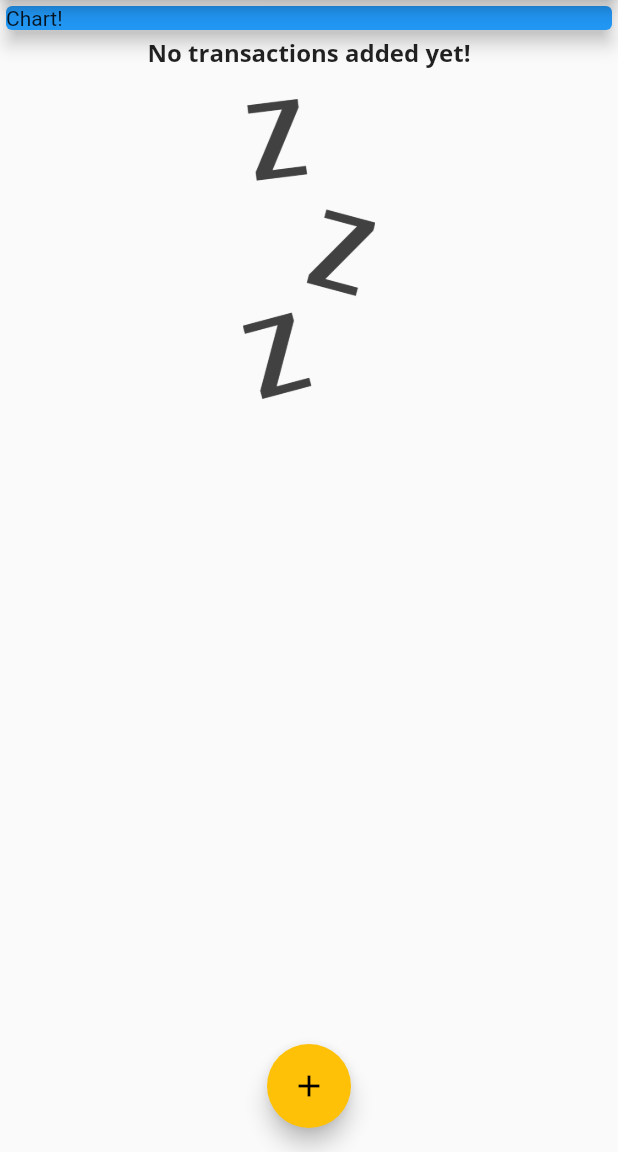
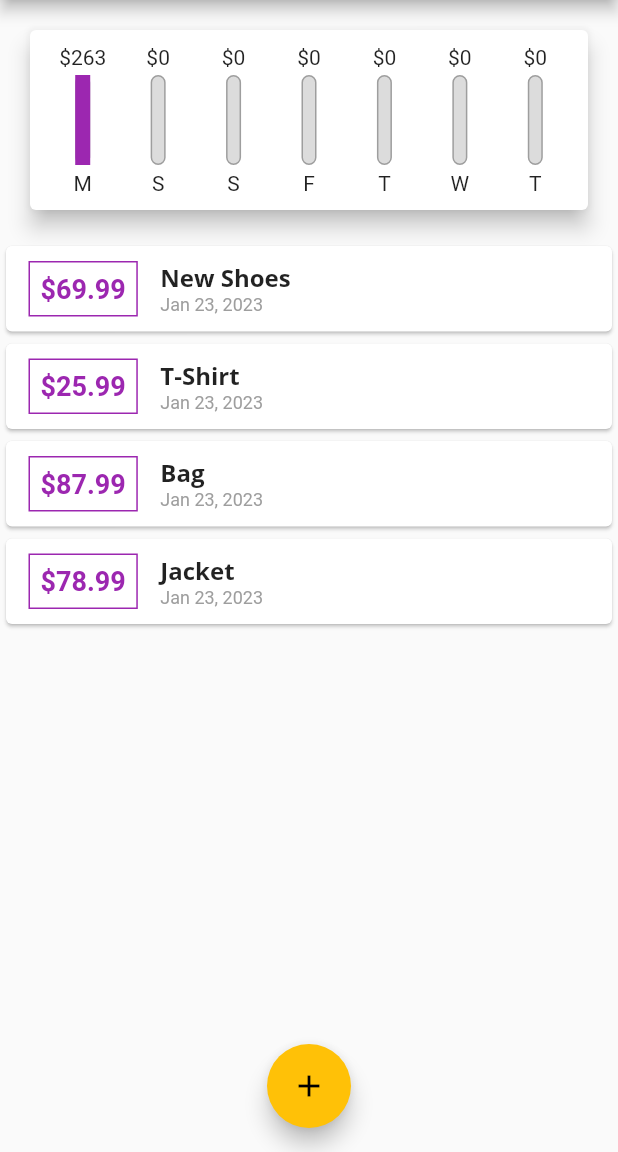
Before and after one commit to nino-t/flutter-personal-expenses, a Flutter app: the screen it shows after launch, on a phone screen of 412 x 824 dp, the part 84-1236 px from its top. Run offline on Flutter 3.47's test engine with Material 2 defaults, Android fonts, the light colour scheme and no system bars.

Commit message:
add chart bar

```diff
--- a/lib/main.dart
+++ b/lib/main.dart
@@ -1,4 +1,5 @@
 import 'package:flutter/material.dart';
+import 'package:personal_expanses/widgets/chart.dart';
 import 'package:personal_expanses/widgets/new_transaction.dart';
 import 'models/transaction.dart';
 import 'widgets/transasction_list.dart';
@@ -44,12 +45,12 @@ class _MyHomePageState extends State<MyHomePage> {
   final amountController = TextEditingController();
 
   final List<Transaction> _transactions = [
-    // Transaction(
-    //     id: 't1', title: 'New Shoes', amount: 69.99, date: DateTime.now()),
-    // Transaction(
-    //     id: 't2', title: 'T-Shirt', amount: 25.99, date: DateTime.now()),
-    // Transaction(id: 't3', title: 'Bag', amount: 87.99, date: DateTime.now()),
-    // Transaction(id: 't4', title: 'Jacket', amount: 78.99, date: DateTime.now())
+    Transaction(
+        id: 't1', title: 'New Shoes', amount: 69.99, date: DateTime.now()),
+    Transaction(
+        id: 't2', title: 'T-Shirt', amount: 25.99, date: DateTime.now()),
+    Transaction(id: 't3', title: 'Bag', amount: 87.99, date: DateTime.now()),
+    Transaction(id: 't4', title: 'Jacket', amount: 78.99, date: DateTime.now())
   ];
 
   void _addNewTransaction(String trxTitle, double trxAmount) {
@@ -93,14 +94,7 @@ class _MyHomePageState extends State<MyHomePage> {
           mainAxisAlignment: MainAxisAlignment.start,
           crossAxisAlignment: CrossAxisAlignment.center,
           children: <Widget>[
-            const Card(
-              child: SizedBox(
-                width: double.infinity,
-                child: Text('Chart!'),
-              ),
-              elevation: 5,
-              color: Colors.blue,
-            ),
+            Chart(_transactions),
             TransactionList(_transactions)
           ],
         ),
--- /dev/null
+++ b/lib/widgets/chart.dart
@@ -0,0 +1,61 @@
+import 'package:flutter/material.dart';
+import 'package:intl/intl.dart';
+import 'package:personal_expanses/models/transaction.dart';
+import 'package:personal_expanses/widgets/chart_bar.dart';
+
+class Chart extends StatelessWidget {
+  const Chart(this.recentTransactions, {Key? key}) : super(key: key);
+
+  final List<Transaction> recentTransactions;
+
+  List<Map<String, Object>> get groupedTransactionValues {
+    return List.generate(7, (index) {
+      final weekDay = DateTime.now().subtract(Duration(days: index));
+      double totalSum = 0.0;
+
+      for (var i = 0; i < recentTransactions.length; i++) {
+        if (recentTransactions[i].date.day == weekDay.day &&
+            recentTransactions[i].date.month == weekDay.month &&
+            recentTransactions[i].date.year == weekDay.year) {
+          totalSum += recentTransactions[i].amount;
+        }
+      }
+
+      return {
+        'day': DateFormat.E().format(weekDay).substring(0, 1),
+        'amount': totalSum
+      };
+    });
+  }
+
+  double get totalSpending {
+    return groupedTransactionValues.fold(0.0, (sum, item) {
+      return sum + (item['amount'] as double);
+    });
+  }
+
+  @override
+  Widget build(BuildContext context) {
+    return Card(
+      elevation: 6,
+      margin: const EdgeInsets.all(20),
+      child: Padding(
+        padding: const EdgeInsets.all(10),
+        child: Row(
+          mainAxisAlignment: MainAxisAlignment.spaceAround,
+          children: groupedTransactionValues.map((data) {
+            return Flexible(
+              fit: FlexFit.tight,
+              child: ChartBar(
+                  (data['day'] as String),
+                  (data['amount'] as double),
+                  totalSpending == 0.0
+                      ? 0.0
+                      : (data['amount'] as double) / totalSpending),
+            );
+          }).toList(),
+        ),
+      ),
+    );
+  }
+}
--- /dev/null
+++ b/lib/widgets/chart_bar.dart
@@ -0,0 +1,45 @@
+import 'package:flutter/material.dart';
+
+class ChartBar extends StatelessWidget {
+  const ChartBar(this.label, this.spendingAmount, this.spendingPctOfTotal,
+      {Key? key})
+      : super(key: key);
+
+  final String label;
+  final double spendingAmount;
+  final double spendingPctOfTotal;
+
+  @override
+  Widget build(BuildContext context) {
+    return Column(
+      children: [
+        FittedBox(child: Text('\$${spendingAmount.toStringAsFixed(0)}')),
+        const SizedBox(
+          height: 4,
+        ),
+        SizedBox(
+          width: 10,
+          height: 60,
+          child: Stack(children: [
+            Container(
+              decoration: BoxDecoration(
+                  border: Border.all(color: Colors.grey, width: 1),
+                  color: const Color.fromRGBO(220, 220, 220, 1),
+                  borderRadius: BorderRadius.circular(20)),
+            ),
+            FractionallySizedBox(
+              heightFactor: spendingPctOfTotal,
+              child: Container(
+                  decoration:
+                      BoxDecoration(color: Theme.of(context).primaryColor)),
+            )
+          ]),
+        ),
+        const SizedBox(
+          height: 4,
+        ),
+        Text(label)
+      ],
+    );
+  }
+}
```
